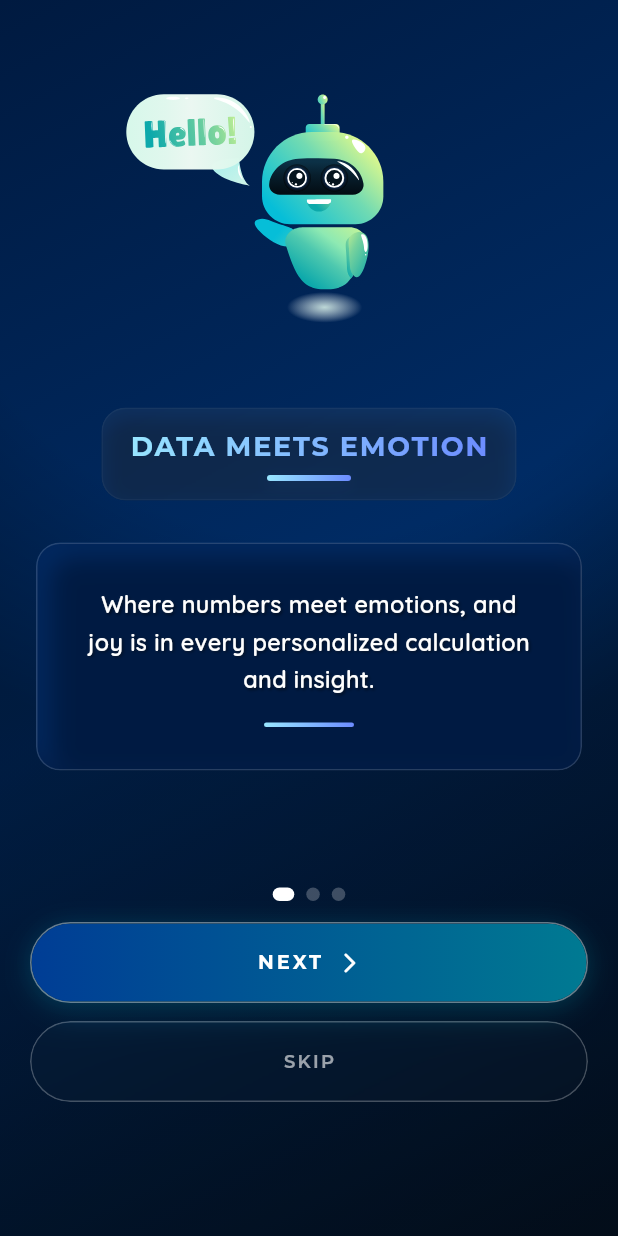
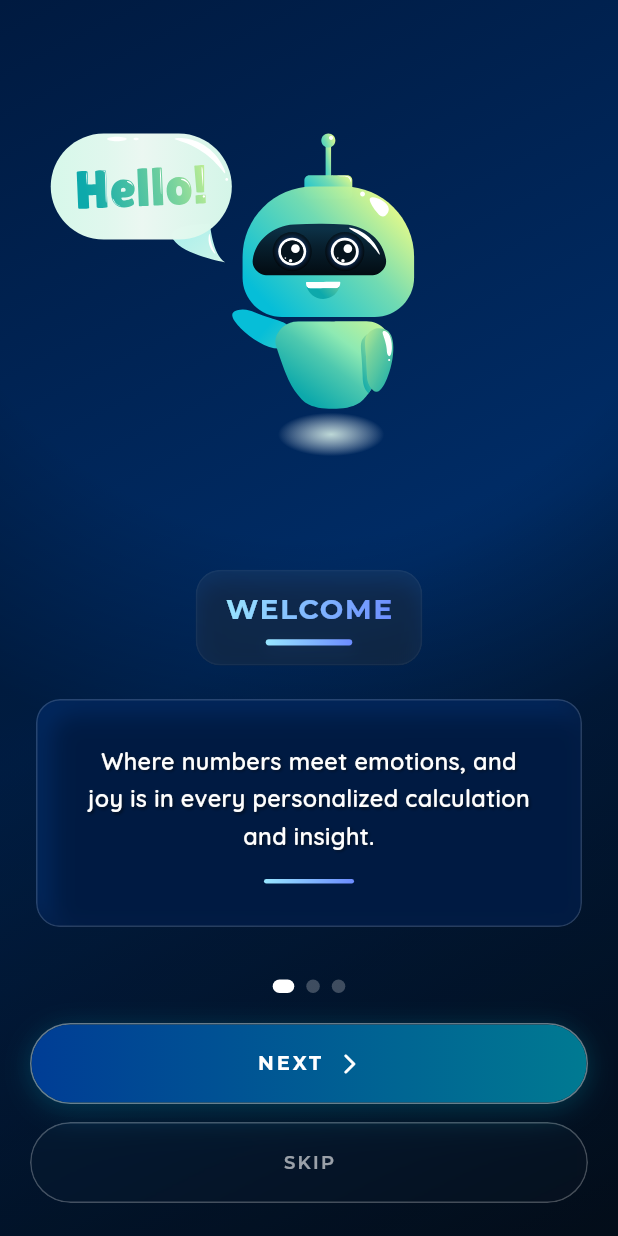
Before and after one commit to ANONYMOUS-SIDD/calculator, a Flutter app: the screen it shows after launch, on a phone screen of 412 x 824 dp. Run offline on Flutter 3.47's test engine with Material 3 defaults, Android fonts, the phone set to English and light mode, and no system bars; drawn by our look-alikes of smooth_page_indicator; our stand-ins replace google_fonts, lottie.

Commit message:
Complete Intro Page

```diff
--- a/lib/screens/intro_screen.dart
+++ b/lib/screens/intro_screen.dart
@@ -5,7 +5,7 @@ import 'package:google_fonts/google_fonts.dart';
 import 'package:lottie/lottie.dart';
 import 'package:smooth_page_indicator/smooth_page_indicator.dart';
 
-/// Modern IntroScreen for Marriage Calculator
+/// Modern IntroScreen for Marriage Calculator - Fully Responsive Version
 class IntroScreen extends StatefulWidget {
   final VoidCallback? onFinish;
 
@@ -15,27 +15,56 @@ class IntroScreen extends StatefulWidget {
   State<IntroScreen> createState() => _IntroScreenState();
 }
 
-class _IntroScreenState extends State<IntroScreen> {
+class _IntroScreenState extends State<IntroScreen> with SingleTickerProviderStateMixin {
   final PageController _controller = PageController();
   int _page = 0;
 
-  final List<_IntroPageData> _pages = [_IntroPageData(title: 'DATA MEETS EMOTION', lottie: 'assets/lottie/intro1.json', body: 'Where numbers meet emotions, and joy is in every personalized calculation and insight.'), _IntroPageData(title: 'ADVANCED FEATURES', lottie: 'assets/lottie/intro2.json', body: 'Explore advanced features — unique, creative, and beyond ordinary math to strengthen your bond.'), _IntroPageData(title: 'CALCULATE & SHARE', lottie: 'assets/lottie/intro3.json', body: 'Smart calculations that add fun, connection, and real meaning to every result you share together.')];
+  // Animation controller for the entire screen's initial entrance
+  late AnimationController _entranceController;
+  late Animation<double> _fadeAnimation;
+  late Animation<Offset> _slideAnimation;
+
+  // UPDATED: Page titles changed to WELCOME, EXPLORE, CALCULATE
+  final List<_IntroPageData> _pages = [_IntroPageData(title: 'WELCOME', lottie: 'assets/lottie/intro1.json', body: 'Where numbers meet emotions, and joy is in every personalized calculation and insight.'), _IntroPageData(title: 'EXPLORE', lottie: 'assets/lottie/intro2.json', body: 'Explore advanced features — unique, creative, and beyond ordinary math to strengthen your bond.'), _IntroPageData(title: 'CALCULATE', lottie: 'assets/lottie/intro3.json', body: 'Smart calculations that add fun, connection, and real meaning to every result you share together.')];
+
+  @override
+  void initState() {
+    super.initState();
+    // Entrance Animation setup
+    _entranceController = AnimationController(vsync: this, duration: const Duration(milliseconds: 1200));
+    _fadeAnimation = Tween<double>(begin: 0.0, end: 1.0).animate(
+      CurvedAnimation(
+        parent: _entranceController,
+        curve: const Interval(0.0, 0.8, curve: Curves.easeOut),
+      ),
+    );
+    _slideAnimation = Tween<Offset>(begin: const Offset(0, 0.1), end: Offset.zero).animate(
+      CurvedAnimation(
+        parent: _entranceController,
+        curve: const Interval(0.0, 1.0, curve: Curves.easeOutCubic),
+      ),
+    );
+
+    // Start the entrance animation
+    _entranceController.forward();
+  }
 
   void _next() {
     if (_page < _pages.length - 1) {
-      _controller.nextPage(duration: const Duration(milliseconds: 520), curve: Curves.easeOutCubic);
+      _controller.nextPage(duration: const Duration(milliseconds: 600), curve: Curves.easeInOutCubic);
     } else {
       widget.onFinish?.call();
     }
   }
 
   void _skipToEnd() {
-    _controller.animateToPage(_pages.length - 1, duration: const Duration(milliseconds: 520), curve: Curves.easeOutCubic);
+    _controller.animateToPage(_pages.length - 1, duration: const Duration(milliseconds: 600), curve: Curves.easeInOutCubic);
   }
 
   @override
   void dispose() {
     _controller.dispose();
+    _entranceController.dispose();
     super.dispose();
   }
 
@@ -61,7 +90,8 @@ class _IntroScreenState extends State<IntroScreen> {
 
   // glass title with gradient text and subtle underline accent
   Widget _glassTitle(String text, double animValue) {
-    final double scale = 0.96 + (animValue * 0.04);
+    // Increased scale animation for a better 'pop'
+    final double scale = 0.95 + (animValue * 0.08);
     return Center(
       child: Transform.scale(
         scale: scale,
@@ -109,7 +139,7 @@ class _IntroScreenState extends State<IntroScreen> {
     );
   }
 
-  // UPDATED: Glass-outlined Description Card with Text Enhancements
+  // UPDATED: Glass-outlined Description Card
   Widget _buildNeumorphicDescriptionCard(_IntroPageData data, double contentOpacity, double contentTranslateY) {
     const Color shadowColor = Color(0xFF000F22);
     const double borderRadius = 16.0;
@@ -123,16 +153,13 @@ class _IntroScreenState extends State<IntroScreen> {
           child: ClipRRect(
             borderRadius: BorderRadius.circular(borderRadius),
             child: BackdropFilter(
-              filter: ImageFilter.blur(sigmaX: 10.0, sigmaY: 10.0), // Strong blur for glass effect
+              filter: ImageFilter.blur(sigmaX: 10.0, sigmaY: 10.0),
               child: Container(
                 padding: const EdgeInsets.fromLTRB(32, 28, 32, 28),
                 decoration: BoxDecoration(
-                  color: _cardBaseColor.withOpacity(0.6), // More transparent base color
+                  color: _cardBaseColor.withOpacity(0.6),
                   borderRadius: BorderRadius.circular(borderRadius),
-                  border: Border.all(
-                    color: Colors.white.withOpacity(0.15), // Subtle glass border
-                    width: 1.0,
-                  ),
+                  border: Border.all(color: Colors.white.withOpacity(0.15), width: 1.0),
                   boxShadow: [
                     // Inner glow to mimic light on glass edges
                     BoxShadow(color: _glassGradientStart.withOpacity(0.08), offset: const Offset(2, 2), blurRadius: 10, spreadRadius: -2),
@@ -145,20 +172,17 @@ class _IntroScreenState extends State<IntroScreen> {
                 child: Column(
                   crossAxisAlignment: CrossAxisAlignment.start,
                   children: [
-                    // UPDATED: Text style using Quicksand font
+                    // Text
                     Text(
                       data.body,
                       textAlign: TextAlign.center,
                       style: GoogleFonts.quicksand(
-                        // Changed font to Quicksand
-                        color: Colors.white, // Full opacity white
+                        color: Colors.white,
                         fontSize: 15.5,
                         height: 1.6,
-                        fontWeight: FontWeight.w600, // Semi-bold for sharpness
+                        fontWeight: FontWeight.w600,
                         shadows: [
-                          // Crisp inner shadow
                           Shadow(color: Colors.black.withOpacity(0.6), offset: const Offset(1.0, 1.0), blurRadius: 2),
-                          // Subtle light glow
                           Shadow(color: Colors.white.withOpacity(0.1), offset: const Offset(0, 0), blurRadius: 1),
                         ],
                       ),
@@ -187,9 +211,6 @@ class _IntroScreenState extends State<IntroScreen> {
 
   // builds animated page content using page position
   Widget _buildPage(_IntroPageData data, BuildContext context, int index) {
-    final media = MediaQuery.of(context);
-    final topHeight = media.size.height * 0.32;
-
     return AnimatedBuilder(
       animation: _controller,
       builder: (context, child) {
@@ -201,20 +222,27 @@ class _IntroScreenState extends State<IntroScreen> {
         }
         final double delta = (page - index);
         final double absDelta = delta.abs().clamp(0.0, 1.0);
-        final double lottieTranslateY = delta * 40;
-        final double lottieScale = 1 - (absDelta * 0.06);
-        final double contentOpacity = (1.0 - absDelta * 0.5).clamp(0.0, 1.0);
-        final double contentTranslateY = delta * 18;
+
+        // Parallax and Scale Animations
+        final double lottieTranslateY = delta * 60;
+        final double lottieScale = 1 - (absDelta * 0.1);
+
+        // Content Fade and Slide Animations
+        final double contentOpacity = (1.0 - absDelta).clamp(0.0, 1.0);
+        final double contentTranslateY = delta * 40;
         final double titleAnim = (1.0 - absDelta).clamp(0.0, 1.0);
 
         return SafeArea(
+          // Use an Expanded/Column layout for responsiveness
           child: Column(
             children: [
-              // Top area: Lottie with parallax + scale
-              SizedBox(
-                height: topHeight,
-                child: Align(
-                  alignment: const Alignment(0, -0.35),
+              // Lottie Animation Area (Responsive: 32% of total height)
+              Expanded(
+                flex: 32, // Relative height for Lottie
+                child: FractionallySizedBox(
+                  alignment: const Alignment(0, -0.15), // Align Lottie slightly higher
+                  heightFactor: 1.0,
+                  widthFactor: 1.0,
                   child: Transform.translate(
                     offset: Offset(0, lottieTranslateY),
                     child: Transform.scale(
@@ -236,14 +264,16 @@ class _IntroScreenState extends State<IntroScreen> {
                 child: Opacity(opacity: 0.9 + (0.1 * titleAnim), child: _glassTitle(data.title, titleAnim)),
               ),
 
-              const SizedBox(height: 28),
+              // Spacer to push content down and manage space above card
+              const Spacer(flex: 2),
 
               // Center: NEUMORPHIC DESCRIPTION CARD
               _buildNeumorphicDescriptionCard(data, contentOpacity, contentTranslateY),
 
-              const SizedBox(height: 78),
+              // Spacer to push buttons down
+              const Spacer(flex: 3),
 
-              // Page indicator placed a bit above the buttons
+              // Page indicator
               Padding(
                 padding: const EdgeInsets.only(bottom: 8.0),
                 child: SmoothPageIndicator(
@@ -253,10 +283,8 @@ class _IntroScreenState extends State<IntroScreen> {
                 ),
               ),
 
-              // Buttons stacked vertically
-              Transform.translate(
-                offset: const Offset(0, -6),
-                child: Padding(
+              // Buttons area (Fixed height/padding for consistent tap targets)
+              Padding(
                 padding: const EdgeInsets.symmetric(horizontal: 20.0, vertical: 12.0),
                 child: Column(
                   mainAxisSize: MainAxisSize.min,
@@ -279,7 +307,7 @@ class _IntroScreenState extends State<IntroScreen> {
                   ],
                 ),
               ),
-              ),
+              const SizedBox(height: 10), // Safe area margin bottom
             ],
           ),
         );
@@ -289,12 +317,19 @@ class _IntroScreenState extends State<IntroScreen> {
 
   @override
   Widget build(BuildContext context) {
+    // Apply the initial entrance animation to the main content
     return Scaffold(
       backgroundColor: Colors.transparent,
       body: Stack(
         children: [
           _background(),
-          PageView.builder(controller: _controller, itemCount: _pages.length, onPageChanged: (i) => setState(() => _page = i), itemBuilder: (context, i) => _buildPage(_pages[i], context, i)),
+          SlideTransition(
+            position: _slideAnimation,
+            child: FadeTransition(
+              opacity: _fadeAnimation,
+              child: PageView.builder(controller: _controller, itemCount: _pages.length, onPageChanged: (i) => setState(() => _page = i), itemBuilder: (context, i) => _buildPage(_pages[i], context, i)),
+            ),
+          ),
         ],
       ),
     );
```
Lines whose indentation alone changed are shown as unchanged.
